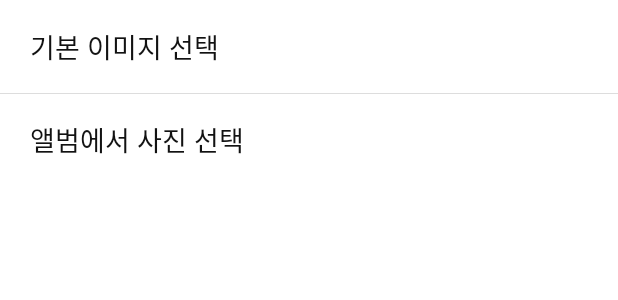
After one commit to dlrkdmsdkdld/mitamin, an Android app: the layout fragment_bottom_profile_edit.xml on its own in the app's theme, with its tools: preview values and no code run, on a phone screen of 412 x 824 dp. The commit adds this screen. Shown: the top 300 px of the screen. Run offline under Robolectric (Android 15) with nearby library versions, the phone set to English and light mode, and no system bars; network calls fail.

```diff
--- a/Mytamin/app/src/main/res/layout/activity_profile_edit.xml
+++ b/Mytamin/app/src/main/res/layout/activity_profile_edit.xml
@@ -127,6 +127,7 @@
         android:background="@drawable/round_layout_background_orange"
         android:text="@string/user_myday_complete"
         android:textColor="@color/background_white"
+        android:id="@+id/profile_edit_completebtn"
         />
 
 </androidx.constraintlayout.widget.ConstraintLayout>
--- /dev/null
+++ b/Mytamin/app/src/main/res/layout/fragment_bottom_profile_edit.xml
@@ -0,0 +1,55 @@
+<?xml version="1.0" encoding="utf-8"?>
+<androidx.constraintlayout.widget.ConstraintLayout xmlns:android="http://schemas.android.com/apk/res/android"
+    xmlns:tools="http://schemas.android.com/tools"
+    android:layout_width="match_parent"
+    android:layout_height="match_parent"
+    xmlns:app="http://schemas.android.com/apk/res-auto"
+    tools:context=".fragment.information.BottomProfileEditFragment">
+    <androidx.constraintlayout.widget.ConstraintLayout
+        android:layout_width="match_parent"
+        android:layout_height="62dp"
+        app:layout_constraintTop_toTopOf="parent"
+        android:id="@+id/information_bottom_edit_layout1"
+        >
+        <TextView
+            android:layout_width="wrap_content"
+            android:layout_height="wrap_content"
+            android:text="@string/user_myday_bottom1"
+            app:layout_constraintTop_toTopOf="parent"
+            app:layout_constraintStart_toStartOf="parent"
+            android:layout_marginLeft="20dp"
+            android:textSize="18sp"
+            android:textColor="@color/black"
+            app:layout_constraintBottom_toBottomOf="parent"
+            />
+
+    </androidx.constraintlayout.widget.ConstraintLayout>
+    <View
+        android:id="@+id/mytamin_vertical"
+        android:layout_width="match_parent"
+        android:layout_height="1px"
+        android:background="@color/Gray"
+        android:layout_marginBottom="12dp"
+        app:layout_constraintTop_toBottomOf="@+id/information_bottom_edit_layout1"
+
+        />
+    <androidx.constraintlayout.widget.ConstraintLayout
+        android:layout_width="match_parent"
+        android:layout_height="62dp"
+        app:layout_constraintTop_toBottomOf="@+id/information_bottom_edit_layout1"
+        android:id="@+id/information_bottom_edit_layout2"
+        >
+        <TextView
+            android:layout_width="wrap_content"
+            android:layout_height="wrap_content"
+            android:text="@string/user_myday_bottom2"
+            app:layout_constraintTop_toTopOf="parent"
+            app:layout_constraintStart_toStartOf="parent"
+            android:layout_marginLeft="20dp"
+            android:textSize="18sp"
+            android:textColor="@color/black"
+            app:layout_constraintBottom_toBottomOf="parent"
+            />
+
+    </androidx.constraintlayout.widget.ConstraintLayout>
+</androidx.constraintlayout.widget.ConstraintLayout>
--- a/Mytamin/app/src/main/res/values/strings.xml
+++ b/Mytamin/app/src/main/res/values/strings.xml
@@ -82,4 +82,6 @@
     <string name="user_myday_tobe">되고 싶은 내모습</string>
     <string name="user_myday_tobe_sub">내가 될</string>
     <string name="user_myday_complete">완료</string>
+    <string name="user_myday_bottom1">기본 이미지 선택</string>
+    <string name="user_myday_bottom2">앨범에서 사진 선택</string>
 </resources>
```
Also changed, not shown: Mytamin/app/src/main/java/kr/ac/kpu/ce2017154024/mytamin/activity/MainActivity.kt (+29 -2 lines), Mytamin/app/src/main/java/kr/ac/kpu/ce2017154024/mytamin/activity/ProfileEditActivity.kt (+51 -5 lines), Mytamin/app/src/main/java/kr/ac/kpu/ce2017154024/mytamin/fragment/UserInformationFragment.kt (+9 -0 lines), Mytamin/app/src/main/java/kr/ac/kpu/ce2017154024/mytamin/fragment/information/BottomProfileEditFragment.kt (added, +54 -0 lines), Mytamin/app/src/main/java/kr/ac/kpu/ce2017154024/mytamin/utils/Constant.kt (+9 -1 lines), Mytamin/app/src/main/java/kr/ac/kpu/ce2017154024/mytamin/utils/Extenstions.kt (+1 -8 lines), Mytamin/app/src/main/res/layout/activity_today_mytamin.xml (+10 -8 lines).
